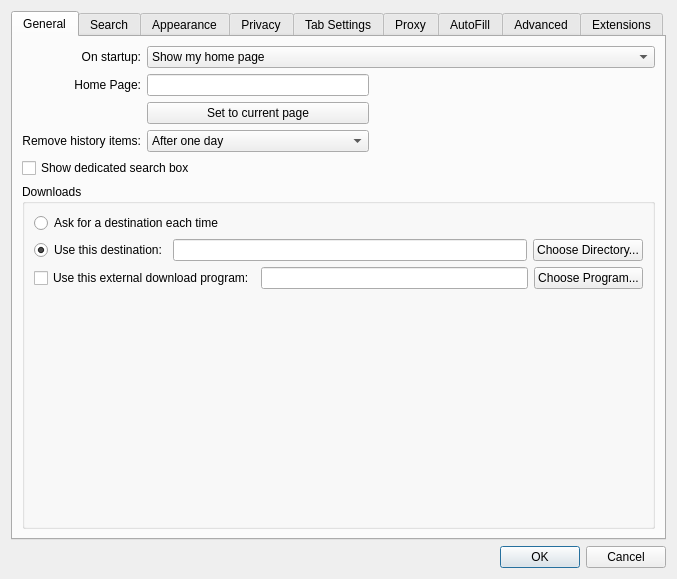
First picture: the form in src/settings.ui, repository IT-Space-2026/arktos, before the edit.
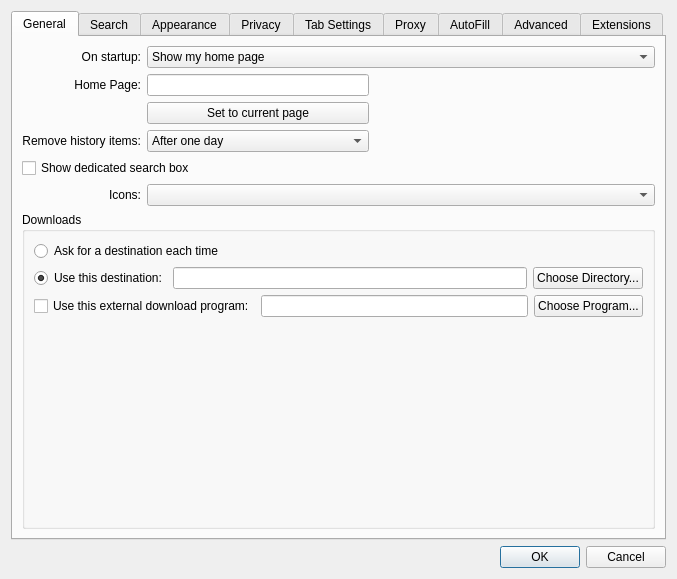
Second picture: the form after the edit. The open tabs and pages were chosen to show the change.

Commit message: ICONS01: selectable icon sets behind a central AroraIcon provider

Patch:
```diff
--- a/src/settings.ui
+++ b/src/settings.ui
@@ -168,6 +168,29 @@
          </property>
         </widget>
        </item>
+       <item row="5" column="0">
+        <widget class="QLabel" name="iconThemeLabel">
+         <property name="text">
+          <string>Icons:</string>
+         </property>
+         <property name="alignment">
+          <set>Qt::AlignRight|Qt::AlignTrailing|Qt::AlignVCenter</set>
+         </property>
+         <property name="buddy">
+          <cstring>iconThemeCombo</cstring>
+         </property>
+        </widget>
+       </item>
+       <item row="5" column="1" colspan="2">
+        <widget class="QComboBox" name="iconThemeCombo">
+         <property name="toolTip">
+          <string>Icon set for toolbars, menus and dialogs. Native follows the desktop icon theme; the bundled sets look the same on every platform.</string>
+         </property>
+         <property name="accessibleName">
+          <string>Icon set</string>
+         </property>
+        </widget>
+       </item>
        <item row="6" column="0" colspan="3">
         <widget class="QGroupBox" name="groupBox_2">
          <property name="title">
```
The commit also changes 248 other files.
